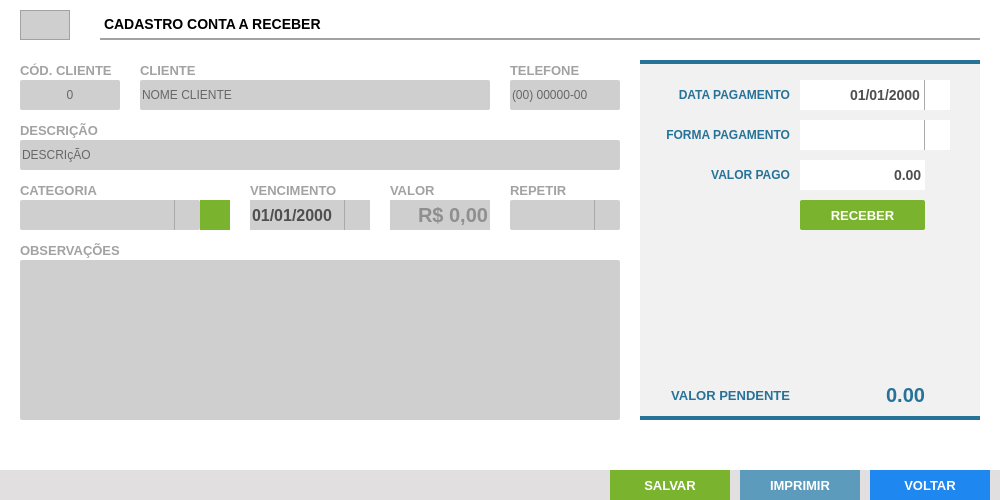
The window that UI_Files/formAReceber.ui (andrersp/controleEstoque) describes before a commit, drawn with Qt 5.
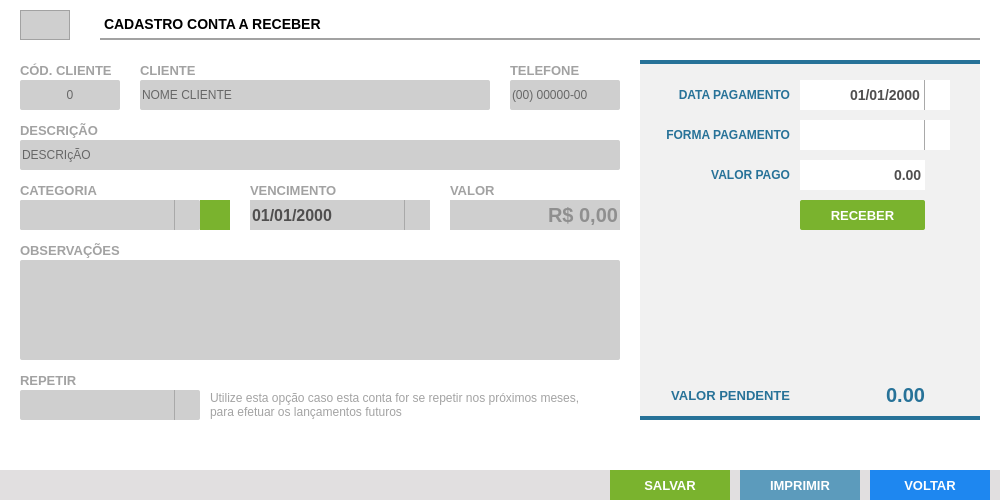
The same window after the commit. Icons and pictures are not drawn.

Commit message: contas a pagar e receber finalizados

Patch:
```diff
--- a/UI_Files/formAReceber.ui
+++ b/UI_Files/formAReceber.ui
@@ -429,7 +429,7 @@
      <rect>
       <x>250</x>
       <y>200</y>
-      <width>120</width>
+      <width>180</width>
       <height>30</height>
      </rect>
     </property>
@@ -494,7 +494,7 @@
      <rect>
       <x>250</x>
       <y>180</y>
-      <width>120</width>
+      <width>150</width>
       <height>20</height>
      </rect>
     </property>
@@ -516,7 +516,7 @@
       <x>20</x>
       <y>260</y>
       <width>600</width>
-      <height>160</height>
+      <height>100</height>
      </rect>
     </property>
     <property name="styleSheet">
@@ -909,7 +909,7 @@
    <widget class="QLabel" name="lb_FormCompra_9">
     <property name="geometry">
      <rect>
-      <x>390</x>
+      <x>450</x>
       <y>180</y>
       <width>100</width>
       <height>20</height>
@@ -930,9 +930,9 @@
    <widget class="QLineEdit" name="tx_valor">
     <property name="geometry">
      <rect>
-      <x>390</x>
+      <x>450</x>
       <y>200</y>
-      <width>100</width>
+      <width>170</width>
       <height>30</height>
      </rect>
     </property>
@@ -962,9 +962,9 @@
    <widget class="QComboBox" name="cb_repetir">
     <property name="geometry">
      <rect>
-      <x>510</x>
-      <y>200</y>
-      <width>110</width>
+      <x>20</x>
+      <y>390</y>
+      <width>180</width>
       <height>30</height>
      </rect>
     </property>
@@ -998,8 +998,8 @@
    <widget class="QLabel" name="lb_FormCompra_10">
     <property name="geometry">
      <rect>
-      <x>510</x>
-      <y>180</y>
+      <x>20</x>
+      <y>370</y>
       <width>110</width>
       <height>20</height>
      </rect>
@@ -1168,6 +1168,57 @@
      </property>
     </widget>
    </widget>
+   <widget class="QLabel" name="lb_obsRepetir">
+    <property name="geometry">
+     <rect>
+      <x>210</x>
+      <y>390</y>
+      <width>410</width>
+      <height>30</height>
+     </rect>
+    </property>
+    <property name="styleSheet">
+     <string notr="true">   QLabel 
+{
+font-family: &quot;Arial&quot;;
+color: #a3a3a3;
+ font-size: 12px;
+text-align: center
+   
+
+}</string>
+    </property>
+    <property name="text">
+     <string>Utilize esta opção caso esta conta for se repetir nos próximos meses,  
+para efetuar os lançamentos futuros</string>
+    </property>
+    <property name="margin">
+     <number>0</number>
+    </property>
+   </widget>
+   <widget class="QLineEdit" name="tx_addCategoria">
+    <property name="geometry">
+     <rect>
+      <x>20</x>
+      <y>200</y>
+      <width>180</width>
+      <height>30</height>
+     </rect>
+    </property>
+    <property name="styleSheet">
+     <string notr="true">QLineEdit{
+background: #CFCFCF;
+border-radius: 2px;
+color: #000;
+font: 13px &quot;Arial&quot; ;
+text-transform: uppercase;
+}
+QLineEdit:Focus {
+border: 1px solid red;
+}</string>
+    </property>
+   </widget>
+   <zorder>tx_addCategoria</zorder>
    <zorder>bt_CancelAddCatergoria</zorder>
    <zorder>lb_FormProdutos</zorder>
    <zorder>tx_Cod</zorder>
```
Left out of the diff: 7 changed lines with no effect on the pictures. The commit also changes 14 other files.
